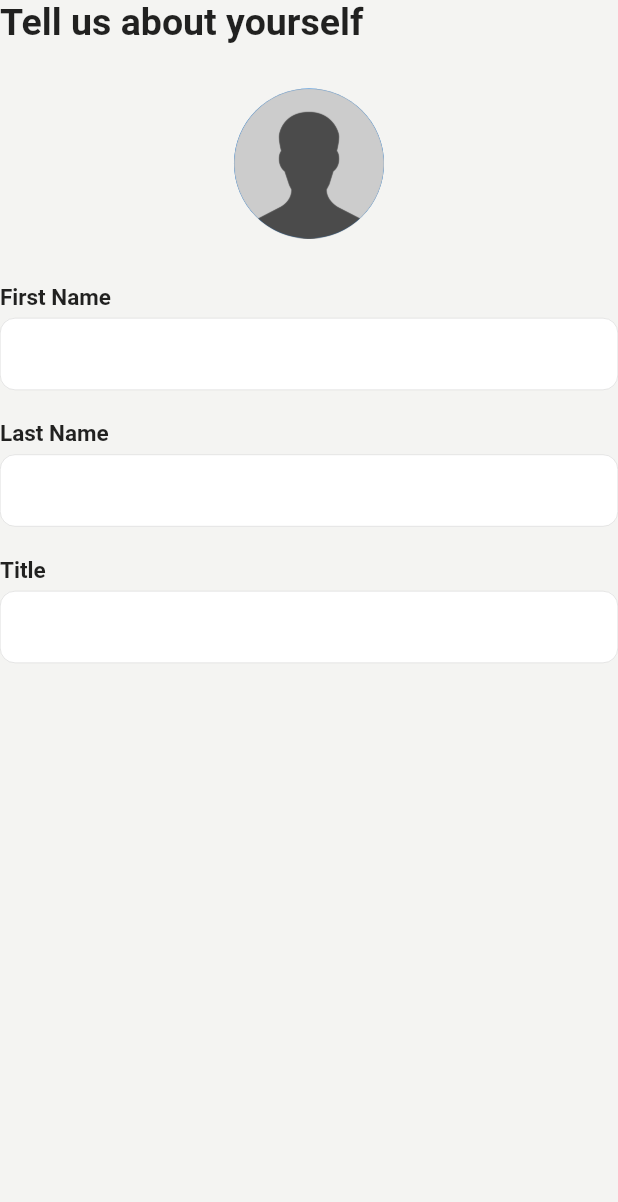
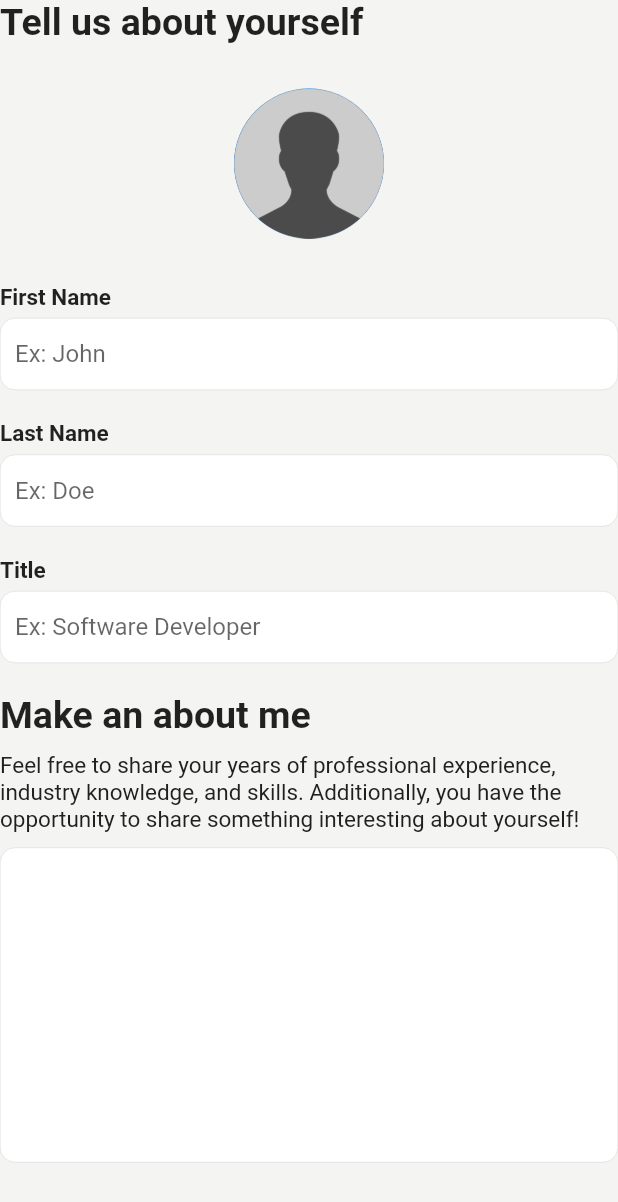
Before and after one commit to jmsandiegoo/launchlab_nus_app, a Flutter app: the OnboardingStep1Content widget shown alone on an empty page, opened directly, on a phone screen of 412 x 824 dp. Shown: the top 1202 px of the screen. Run offline on Flutter 3.47's test engine with Material 2 defaults, Android fonts, the phone set to English and light mode, and no system bars; our stand-ins replace dartz, equatable, flutter_bloc, flutter_svg, formz, go_router and 2 more; accounts and stored records are empty.

Commit message:
Added about me in step1 of onboarding

```diff
--- a/lib/src/presentation/common/widgets/form_fields/text_field.dart
+++ b/lib/src/presentation/common/widgets/form_fields/text_field.dart
@@ -20,19 +20,28 @@ enum TextFieldError {
 }
 
 class TextFieldWidget extends StatelessWidget {
-  const TextFieldWidget(
-      {super.key,
-      required this.focusNode,
-      required this.onChangedHandler,
-      required this.label});
+  const TextFieldWidget({
+    super.key,
+    required this.focusNode,
+    required this.onChangedHandler,
+    required this.label,
+    required this.hint,
+    this.size = 1,
+  });
 
   final FocusNode focusNode;
   final void Function(String) onChangedHandler;
   final String label;
+  final String hint;
+  final int size;
 
   @override
   Widget build(BuildContext context) {
     return userInput(
-        focusNode: focusNode, onChangedHandler: onChangedHandler, label: label);
+        focusNode: focusNode,
+        onChangedHandler: onChangedHandler,
+        label: label,
+        hint: hint,
+        size: size);
   }
 }
--- a/lib/src/presentation/common/widgets/useful.dart
+++ b/lib/src/presentation/common/widgets/useful.dart
@@ -1,27 +1,46 @@
 import 'package:flutter/material.dart';
 import 'package:launchlab/src/config/app_theme.dart';
 
-Widget userInput({focusNode, onChangedHandler, label, obscureText = false}) {
+Widget userInput(
+    {focusNode,
+    onChangedHandler,
+    label,
+    obscureText = false,
+    size = 1,
+    hint = ""}) {
   return Column(
     crossAxisAlignment: CrossAxisAlignment.start,
     children: [
+      ...() {
+        if (label == "") {
+          return [];
+        }
+        return [
           Text(
             label,
             style: const TextStyle(
-            fontSize: 15, fontWeight: FontWeight.bold, color: Colors.black87),
+                fontSize: 15,
+                fontWeight: FontWeight.bold,
+                color: Colors.black87),
           ),
           const SizedBox(
             height: 5,
-      ),
+          )
+        ];
+      }(),
       TextField(
         focusNode: focusNode,
         onChanged: onChangedHandler,
+        keyboardType: size > 1 ? TextInputType.multiline : null,
+        minLines: size,
+        maxLines: size,
         obscureText: obscureText,
         decoration: InputDecoration(
+          hintText: hint,
           fillColor: whiteColor,
           filled: true,
           contentPadding:
-              const EdgeInsets.symmetric(vertical: 0, horizontal: 10),
+              const EdgeInsets.symmetric(vertical: 10, horizontal: 10),
           enabledBorder: OutlineInputBorder(
               borderSide: BorderSide(color: Colors.grey.shade400, width: 0.25),
               borderRadius: const BorderRadius.all(Radius.circular(10.0))),
--- a/lib/src/presentation/user/screens/onboarding_step1_page.dart
+++ b/lib/src/presentation/user/screens/onboarding_step1_page.dart
@@ -28,6 +28,7 @@ class _OnboardingStep1ContentState extends State<OnboardingStep1Content> {
   final _firstNameFocusNode = FocusNode();
   final _lastNameFocusNode = FocusNode();
   final _titleFocusNode = FocusNode();
+  final _aboutFocusNode = FocusNode();
 
   @override
   void initState() {
@@ -90,19 +91,36 @@ class _OnboardingStep1ContentState extends State<OnboardingStep1Content> {
               onChangedHandler: (val) =>
                   onboardingStep1PageCubit.onFirstNameChanged(val),
               label: "First Name",
+              hint: "Ex: John",
             ),
             TextFieldWidget(
               focusNode: _lastNameFocusNode,
               onChangedHandler: (val) =>
                   onboardingStep1PageCubit.onLastNameChanged(val),
               label: "Last Name",
+              hint: "Ex: Doe",
             ),
             TextFieldWidget(
               focusNode: _titleFocusNode,
               onChangedHandler: (val) =>
                   onboardingStep1PageCubit.onTitleChanged(val),
               label: "Title",
+              hint: "Ex: Software Developer",
             ),
+            headerText("Make an about me"),
+            const SizedBox(
+              height: 10.0,
+            ),
+            bodyText(
+                "Feel free to share your years of professional experience, industry knowledge, and skills. Additionally, you have the opportunity to share something interesting about yourself!"),
+            const SizedBox(height: 10.0),
+            TextFieldWidget(
+              focusNode: _aboutFocusNode,
+              onChangedHandler: (val) => {},
+              label: "",
+              hint: "",
+              size: 10,
+            )
           ],
         );
       },
```
Lines whose indentation alone changed are shown as unchanged.
